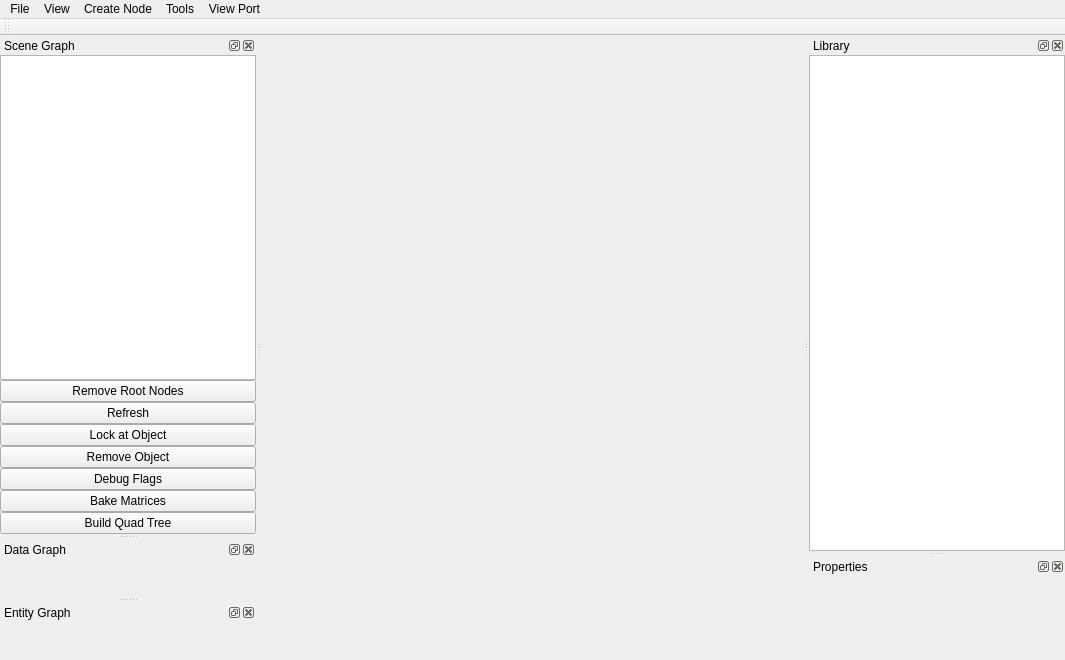
Above: Tools/ResourceEditor/mainwindow.ui from xaoctech/dava.engine before the change. Below: the same form after it.
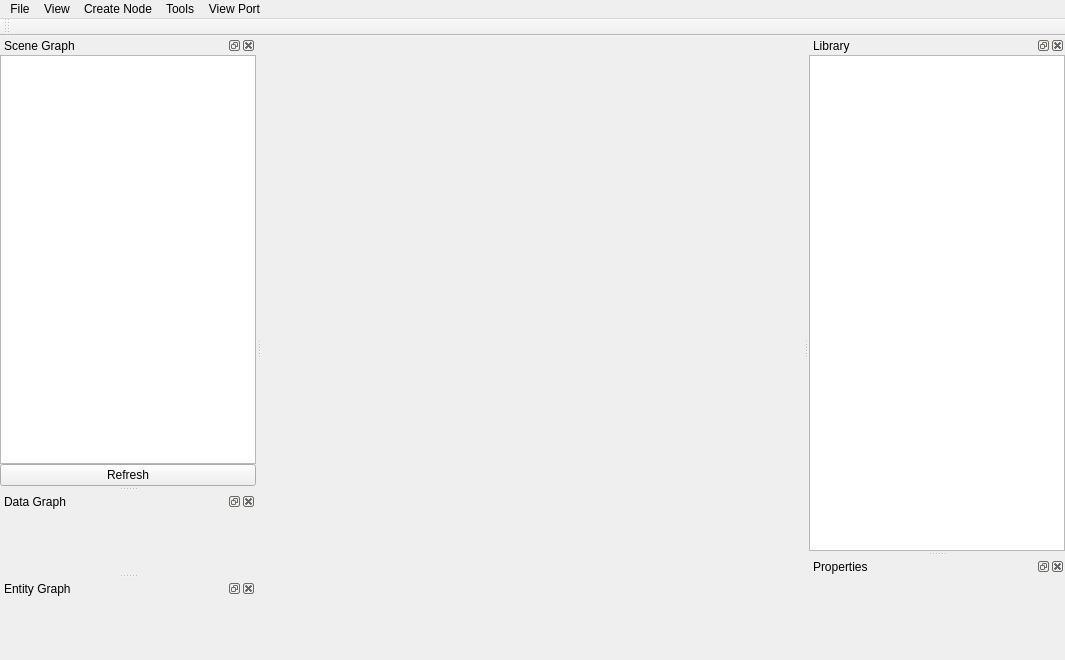
That is the form after the change. Icons and pictures are not drawn. Custom widgets are drawn as their Qt base class.

Commit message: Fix: moved Buttons from SceneGraph to ContextMenu.

Diff of the .ui file:
```diff
--- a/Tools/ResourceEditor/mainwindow.ui
+++ b/Tools/ResourceEditor/mainwindow.ui
@@ -169,16 +169,6 @@
        </property>
       </widget>
      </item>
-     <item>
-      <widget class="QPushButton" name="btnRemoveRootNodes">
-       <property name="text">
-        <string>Remove Root Nodes</string>
-       </property>
-       <property name="flat">
-        <bool>false</bool>
-       </property>
-      </widget>
-     </item>
      <item>
       <widget class="QPushButton" name="btnRefresh">
        <property name="text">
@@ -186,41 +176,6 @@
        </property>
       </widget>
      </item>
-     <item>
-      <widget class="QPushButton" name="btnLockAtObject">
-       <property name="text">
-        <string>Lock at Object</string>
-       </property>
-      </widget>
-     </item>
-     <item>
-      <widget class="QPushButton" name="btnRemoveObject">
-       <property name="text">
-        <string>Remove Object</string>
-       </property>
-      </widget>
-     </item>
-     <item>
-      <widget class="QPushButton" name="btnDebugFlags">
-       <property name="text">
-        <string>Debug Flags</string>
-       </property>
-      </widget>
-     </item>
-     <item>
-      <widget class="QPushButton" name="btnBakeMatrices">
-       <property name="text">
-        <string>Bake Matrices</string>
-       </property>
-      </widget>
-     </item>
-     <item>
-      <widget class="QPushButton" name="btnBuildQuadTree">
-       <property name="text">
-        <string>Build Quad Tree</string>
-       </property>
-      </widget>
-     </item>
     </layout>
    </widget>
   </widget>
```
Left out of the diff: 6 changed lines with no effect on the pictures. The commit also changes 21 other files.
